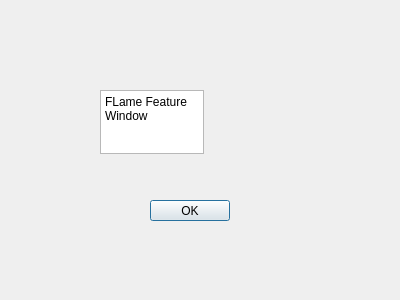
The window that flamefeature.ui (Tokyo-MQP-2024/IgniteCV) describes before a commit, drawn with Qt 5.
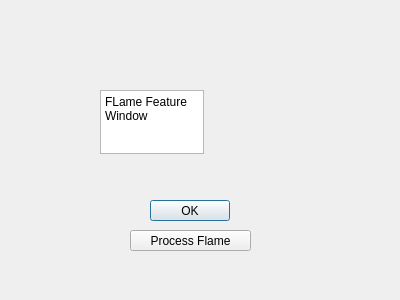
The same window after the commit.

What changed in the file:
```diff
--- a/flamefeature.ui
+++ b/flamefeature.ui
@@ -39,6 +39,19 @@
     <string>OK</string>
    </property>
   </widget>
+  <widget class="QToolButton" name="toolButton">
+   <property name="geometry">
+    <rect>
+     <x>130</x>
+     <y>230</y>
+     <width>121</width>
+     <height>21</height>
+    </rect>
+   </property>
+   <property name="text">
+    <string>Process Flame</string>
+   </property>
+  </widget>
  </widget>
  <resources/>
  <connections/>
```
